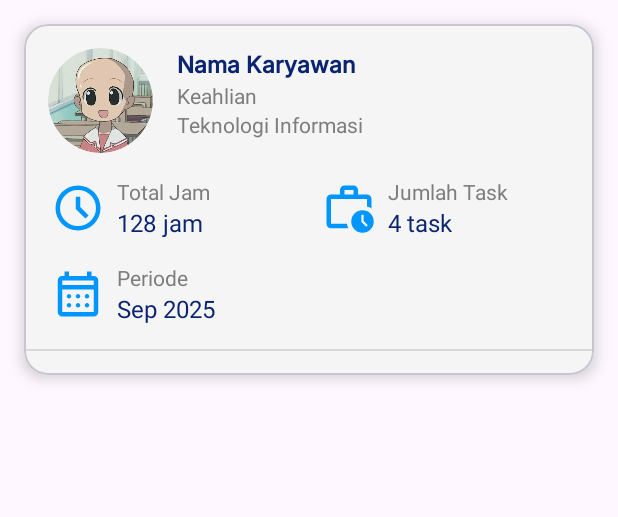
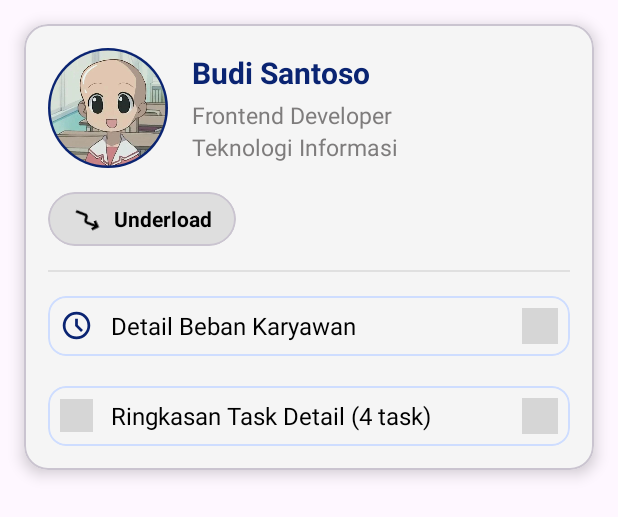
Before and after one commit to PagarKun/DNA, an Android app: the layout item_karyawanparent.xml on its own in the app's theme, with its tools: preview values and no code run, on a phone screen of 412 x 824 dp. Shown: the top 517 px of the screen. Run offline under Robolectric (Android 15) with nearby library versions, the phone set to English and light mode, and no system bars; grey boxes are pictures that could not be loaded.

Commit message:
Detail beban dan ringkasan task

```diff
--- a/app/src/main/java/com/Adapter/Karyawan.kt
+++ b/app/src/main/java/com/Adapter/Karyawan.kt
@@ -8,5 +8,7 @@ data class Karyawan(
     val jamKerja: String,
     val jumlahTask: Int,
     val periode: String,
-    val taskList: List<Task>
+    val taskList: List<Task>,
+    var isExpanded: Boolean = false,
+    var isBebanExpanded: Boolean = false
 )
--- a/app/src/main/java/com/example/dna/DashBoardActivity.kt
+++ b/app/src/main/java/com/example/dna/DashBoardActivity.kt
@@ -10,8 +10,8 @@ import androidx.drawerlayout.widget.DrawerLayout
 import androidx.fragment.app.Fragment
 import com.LoginAPI.MainActivity
 import com.fragment.dna.BebanFragment
-import com.fragment.dna.KinerjaFragment
-import com.MemberAPI.DashBoardFragment
+import com.Nyoba.KinerjaFragment
+import com.fragment.dna.DashBoardFragment
 import com.google.android.material.navigation.NavigationView
 
 class DashBoardActivity : AppCompatActivity(), NavigationView.OnNavigationItemSelectedListener {
--- a/app/src/main/res/layout/item_karyawanparent.xml
+++ b/app/src/main/res/layout/item_karyawanparent.xml
@@ -4,7 +4,6 @@
     android:layout_width="match_parent"
     android:layout_height="wrap_content"
     android:layout_margin="16dp"
-    android:padding="16dp"
     app:cardElevation="6dp"
     app:cardCornerRadius="16dp"
     android:backgroundTint="@color/white">
@@ -12,49 +11,51 @@
     <LinearLayout
         android:layout_width="match_parent"
         android:layout_height="wrap_content"
-        android:orientation="vertical">
+        android:orientation="vertical"
+        android:padding="16dp">
 
         <!-- Header: Foto + Nama -->
         <LinearLayout
             android:layout_width="match_parent"
             android:layout_height="wrap_content"
-            android:orientation="horizontal">
+            android:orientation="horizontal"
+            android:gravity="center_vertical">
 
             <com.google.android.material.imageview.ShapeableImageView
                 android:id="@+id/profileImage12"
-                android:layout_width="70dp"
-                android:layout_height="70dp"
-                android:layout_margin="16dp"
+                android:layout_width="80dp"
+                android:layout_height="80dp"
                 android:scaleType="centerCrop"
                 android:clipToOutline="true"
                 app:shapeAppearanceOverlay="@style/CircleImage"
-                android:src="@drawable/apasih" />
+                android:src="@drawable/apasih"
+                app:strokeWidth="3dp"
+                app:strokeColor="@color/darkblue"/>
 
             <LinearLayout
                 android:layout_width="0dp"
                 android:layout_height="wrap_content"
-                android:layout_marginTop="15dp"
                 android:layout_weight="1"
+                android:layout_marginStart="16dp"
                 android:orientation="vertical">
 
                 <TextView
                     android:id="@+id/nama_kinerja"
                     android:layout_width="wrap_content"
                     android:layout_height="wrap_content"
-                    android:text="Nama Karyawan"
-                    android:background="@android:color/transparent"
+                    android:text="Budi Santoso"
                     android:textColor="@color/darkblue"
-                    style="@style/NavigationViewFontStyle"
                     android:textStyle="bold"
-                    android:textSize="15sp" />
+                    android:textSize="20sp" />
 
                 <TextView
                     android:id="@+id/keahlian_kinerja"
                     android:layout_width="wrap_content"
                     android:layout_height="wrap_content"
-                    android:text="Keahlian"
+                    android:layout_marginTop="4dp"
+                    android:text="Frontend Developer"
                     android:textColor="@color/abuabu"
-                    android:textSize="14sp" />
+                    android:textSize="15sp" />
 
                 <TextView
                     android:id="@+id/departemen"
@@ -62,152 +63,192 @@
                     android:layout_height="wrap_content"
                     android:text="Teknologi Informasi"
                     android:textColor="@color/abuabu"
-                    android:textSize="14sp" />
+                    android:textSize="15sp" />
             </LinearLayout>
         </LinearLayout>
 
-        <!-- Garis -->
-<!--        <View-->
-<!--            android:layout_width="match_parent"-->
-<!--            android:layout_height="1dp"-->
-<!--            android:layout_marginVertical="16dp"-->
-<!--            android:background="#D9D9D9" />-->
-
-        <!-- TOTAL JAM + JUMLAH TASK -->
-        <LinearLayout
-            android:layout_width="match_parent"
-            android:layout_height="wrap_content"
-            android:orientation="horizontal"
-            android:weightSum="2">
-
-            <!-- Total Jam -->
-            <LinearLayout
-                android:layout_width="0dp"
-                android:layout_height="wrap_content"
-                android:layout_marginStart="18dp"
-                android:layout_weight="1"
-                android:orientation="horizontal"
-                android:gravity="center_vertical">
-
-                <ImageView
-                    android:layout_width="36dp"
-                    android:layout_height="36dp"
-                    android:src="@drawable/jam"
-                    app:tint="@color/blue" />
-
-                <LinearLayout
-                    android:layout_width="wrap_content"
-                    android:layout_height="wrap_content"
-                    android:orientation="vertical"
-                    android:layout_marginStart="8dp">
-
-                    <TextView
-                        android:text="Total Jam"
-                        android:textSize="14sp"
-                        android:textColor="@color/abuabu"
-                        android:layout_height="wrap_content"
-                        android:layout_width="wrap_content"/>
-
-                    <TextView
-                        android:id="@+id/jamKerja"
-                        android:layout_height="wrap_content"
-                        android:layout_width="wrap_content"
-                        android:text="128 jam"
-                        android:textColor="@color/darkblue"
-                        android:textSize="16sp" />
-                </LinearLayout>
-            </LinearLayout>
-
-            <!-- Jumlah Task -->
-            <LinearLayout
-                android:layout_width="0dp"
-                android:layout_height="wrap_content"
-                android:layout_weight="1"
-                android:orientation="horizontal"
-                android:gravity="center_vertical">
-
-                <ImageView
-                    android:layout_width="36dp"
-                    android:layout_height="36dp"
-                    android:src="@drawable/work"
-                    app:tint="@color/blue" />
-
-                <LinearLayout
-                    android:layout_width="wrap_content"
-                    android:layout_height="wrap_content"
-                    android:orientation="vertical"
-                    android:layout_marginStart="8dp">
-
-                    <TextView
-                        android:text="Jumlah Task"
-                        android:layout_height="wrap_content"
-                        android:layout_width="wrap_content"
-                        android:textSize="14sp"
-                        android:textColor="@color/abuabu" />
-
-                    <TextView
-                        android:id="@+id/jumlahTask"
-                        android:layout_height="wrap_content"
-                        android:layout_width="wrap_content"
-                        android:text="4 task"
-                        android:textColor="@color/darkblue"
-                        android:textSize="16sp" />
-                </LinearLayout>
-            </LinearLayout>
-        </LinearLayout>
-
-        <!-- PERIODE -->
-        <LinearLayout
-            android:layout_width="match_parent"
+        <!-- Badge Underload -->
+        <com.google.android.material.card.MaterialCardView
+            android:layout_width="wrap_content"
             android:layout_height="wrap_content"
             android:layout_marginTop="16dp"
-            android:layout_marginStart="18dp"
-            android:orientation="horizontal"
-            android:gravity="center_vertical">
-
-            <ImageView
-                android:layout_width="36dp"
-                android:layout_height="36dp"
-                android:src="@drawable/calender"
-                app:tint="@color/blue" />
+            android:backgroundTint="@color/abuabu3"
+            app:cardCornerRadius="20dp"
+            app:cardElevation="0dp">
 
             <LinearLayout
                 android:layout_width="wrap_content"
                 android:layout_height="wrap_content"
-                android:orientation="vertical"
-                android:layout_marginStart="8dp">
+                android:orientation="horizontal"
+                android:gravity="center_vertical"
+                android:paddingVertical="8dp"
+                android:paddingHorizontal="16dp">
+
+                <ImageView
+                    android:layout_width="20dp"
+                    android:layout_height="20dp"
+                    android:rotation="-295"
+                    android:src="@drawable/performa"
+                    app:tint="@color/black"
+                    android:layout_marginEnd="8dp"/>
 
                 <TextView
-                    android:text="Periode"
+                    android:layout_width="wrap_content"
                     android:layout_height="wrap_content"
-                    android:layout_width="wrap_content"
-                    android:textSize="14sp"
-                    android:textColor="@color/abuabu" />
-
-                <TextView
-                    android:id="@+id/periode"
-                    android:layout_height="wrap_content"
-                    android:layout_width="wrap_content"
-                    android:text="Sep 2025"
-                    android:textColor="@color/darkblue"
-                    android:textSize="16sp" />
+                    android:text="Underload"
+                    android:textColor="@color/black"
+                    android:textStyle="bold"
+                    android:textSize="14sp"/>
             </LinearLayout>
-        </LinearLayout>
+        </com.google.android.material.card.MaterialCardView>
 
         <!-- Garis -->
         <View
             android:layout_width="match_parent"
             android:layout_height="1dp"
-            android:layout_marginVertical="16dp"
-            android:background="#D9D9D9" />
+            android:layout_marginTop="16dp"
+            android:layout_marginBottom="8dp"
+            android:background="#E0E0E0" />
 
-        <!-- RecyclerView Anak -->
-        <androidx.recyclerview.widget.RecyclerView
-            android:id="@+id/childTaskRecycler"
+        <!-- Card 1: Detail Beban Karyawan -->
+        <com.google.android.material.card.MaterialCardView
+            android:id="@+id/cardBeban"
             android:layout_width="match_parent"
             android:layout_height="wrap_content"
-            android:nestedScrollingEnabled="false"
-            android:overScrollMode="never" />
+            android:layout_marginTop="8dp"
+            app:cardCornerRadius="12dp"
+            app:strokeWidth="1dp"
+            app:strokeColor="@color/blue2"
+            app:cardElevation="0dp"
+            android:backgroundTint="@android:color/transparent">
+
+            <LinearLayout
+                android:layout_width="match_parent"
+                android:layout_height="wrap_content"
+                android:orientation="vertical">
+
+                <!-- Header Clickable -->
+                <LinearLayout
+                    android:id="@+id/headerBeban"
+                    android:layout_width="match_parent"
+                    android:layout_height="wrap_content"
+                    android:orientation="horizontal"
+                    android:padding="8dp"
+                    android:gravity="center_vertical"
+                    android:background="?attr/selectableItemBackground">
+
+                    <ImageView
+                        android:layout_width="22dp"
+                        android:layout_height="22dp"
+                        android:src="@drawable/jam"
+                        app:tint="@color/darkblue"
+                        android:layout_marginEnd="12dp"/>
+
+                    <TextView
+                        android:layout_width="0dp"
+                        android:layout_height="wrap_content"
+                        android:layout_weight="1"
+                        android:text="Detail Beban Karyawan"
+                        android:textColor="@color/black"
+                        android:textSize="16sp"/>
+
+                    <ImageView
+                        android:id="@+id/arrowBeban"
+                        android:layout_width="24dp"
+                        android:layout_height="24dp"
+                        android:src="@drawable/ic_arrow"
+                        app:tint="@color/darkblue"/>
+                </LinearLayout>
+
+                <!-- Expandable Content -->
+                <LinearLayout
+                    android:id="@+id/expandableBeban"
+                    android:layout_width="match_parent"
+                    android:layout_height="wrap_content"
+                    android:orientation="vertical"
+                    android:padding="16dp"
+                    android:visibility="gone">
+
+                    <androidx.recyclerview.widget.RecyclerView
+                        android:id="@+id/rvBeban"
+                        android:layout_width="match_parent"
+                        android:layout_height="wrap_content"
+                        android:nestedScrollingEnabled="false"/>
+                </LinearLayout>
+
+            </LinearLayout>
+
+        </com.google.android.material.card.MaterialCardView>
+
+        <!-- Card 2: Ringkasan Task Detail -->
+        <com.google.android.material.card.MaterialCardView
+            android:id="@+id/cardTask"
+            android:layout_width="match_parent"
+            android:layout_height="wrap_content"
+            android:layout_marginTop="20dp"
+            app:cardCornerRadius="12dp"
+            app:strokeWidth="1dp"
+            app:strokeColor="@color/blue2"
+            app:cardElevation="0dp"
+            android:backgroundTint="@android:color/transparent">
+
+            <LinearLayout
+                android:layout_width="match_parent"
+                android:layout_height="wrap_content"
+                android:orientation="vertical"
+                >
+
+                <!-- Header Clickable -->
+                <LinearLayout
+                    android:id="@+id/headerTask"
+                    android:layout_width="match_parent"
+                    android:layout_height="wrap_content"
+                    android:orientation="horizontal"
+                    android:padding="8dp"
+                    android:gravity="center_vertical"
+                    android:background="?attr/selectableItemBackground">
+
+                    <ImageView
+                        android:layout_width="22dp"
+                        android:layout_height="22dp"
+                        android:src="@drawable/ic_task"
+                        app:tint="@color/darkblue"
+                        android:layout_marginEnd="12dp"/>
+
+                    <TextView
+                        android:layout_width="0dp"
+                        android:layout_height="wrap_content"
+                        android:layout_weight="1"
+                        android:text="Ringkasan Task Detail (4 task)"
+                        android:textColor="@color/black"
+                        android:textSize="16sp"/>
+
+                    <ImageView
+                        android:id="@+id/arrowTask"
+                        android:layout_width="24dp"
+                        android:layout_height="24dp"
+                        android:src="@drawable/ic_arrow"
+                        app:tint="@color/darkblue"/>
+                </LinearLayout>
+
+                <!-- Expandable Content with RecyclerView -->
+                <LinearLayout
+                    android:id="@+id/expandableTask"
+                    android:layout_width="match_parent"
+                    android:layout_height="wrap_content"
+                    android:orientation="vertical"
+                    android:paddingHorizontal="16dp"
+                    android:paddingBottom="16dp"
+                    android:visibility="gone">
+
+                    <androidx.recyclerview.widget.RecyclerView
+                        android:id="@+id/rvTasks"
+                        android:layout_width="match_parent"
+                        android:layout_height="wrap_content"
+                        android:nestedScrollingEnabled="false"/>
+                </LinearLayout>
+            </LinearLayout>
+        </com.google.android.material.card.MaterialCardView>
 
     </LinearLayout>
 
--- a/app/src/main/res/values/colors.xml
+++ b/app/src/main/res/values/colors.xml
@@ -7,6 +7,8 @@
 
     <color name="abuabu">#7E7C7C</color>
     <color name="abuabu2">#D1CFCF</color>
+    <color name="abuabu3">#DEDEDE</color>
+    <color name="abuabu4">#666666</color>
     <color name="peach">#ADF8E4E8</color>
     <color name="peach2">#DDFDC7D2</color>
 
@@ -23,6 +25,8 @@
     <color name="birumuda">#DCE9FA</color>
     <color name="birumodern">#0D2F8F</color>
     <color name="blue">#0096FF</color>
+    <color name="blue2">#CEDDFF</color>
+    <color name="blue3">#F0F4FF</color>
     <color name="darkblue">#0A2472</color>
     <color name="blueterang">#7CB1FB</color>
     <color name="blueterang12">#BCD8FB</color>
```
Also changed, not shown: app/src/main/java/com/Adapter/KaryawanAdapter.kt (+65 -9 lines), app/src/main/java/com/Nyoba/KinerjaFragment.kt (added, +70 -0 lines), app/src/main/java/com/example/dna/AdapterClass.kt (+12 -2 lines), app/src/main/java/com/example/dna/DashBoard.kt (+0 -10 lines), app/src/main/java/com/fragment/dna/BebanFragment.kt (+20 -4 lines), app/src/main/java/com/fragment/dna/DashBoardFragment.kt (renamed from app/src/main/java/com/MemberAPI/DashBoardFragment.kt, +5 -5 lines), app/src/main/java/com/fragment/dna/KinerjaFragment.kt (deleted, +0 -60 lines), app/src/main/res/layout/fragment_kinerja.xml (+15 -7 lines), app/src/main/res/layout/item_beban_kerja.xml (+24 -27 lines), app/src/main/res/layout/item_task.xml (+8 -10 lines).
